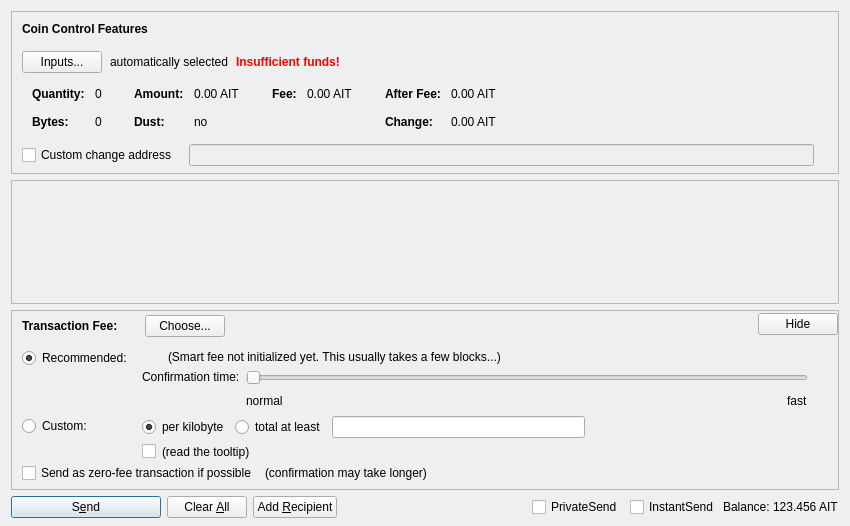
defland/bhpcore, file src/qt/forms/sendcoinsdialog.ui: the form before one commit.
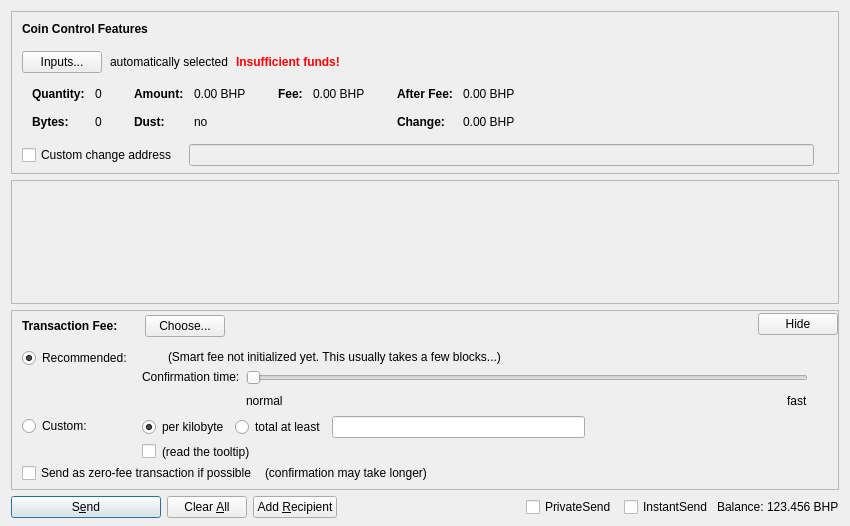
The form after the commit. Custom widgets are drawn as their Qt base class.

What changed in the file:
```diff
--- a/src/qt/forms/sendcoinsdialog.ui
+++ b/src/qt/forms/sendcoinsdialog.ui
@@ -324,7 +324,7 @@
                   <enum>Qt::ActionsContextMenu</enum>
                  </property>
                  <property name="text">
-                  <string notr="true">0.00 AIT</string>
+                  <string notr="true">0.00 BHP</string>
                  </property>
                  <property name="textInteractionFlags">
                   <set>Qt::LinksAccessibleByMouse|Qt::TextSelectableByKeyboard|Qt::TextSelectableByMouse</set>
@@ -404,7 +404,7 @@
                   <enum>Qt::ActionsContextMenu</enum>
                  </property>
                  <property name="text">
-                  <string notr="true">0.00 AIT</string>
+                  <string notr="true">0.00 BHP</string>
                  </property>
                  <property name="textInteractionFlags">
                   <set>Qt::LinksAccessibleByMouse|Qt::TextSelectableByKeyboard|Qt::TextSelectableByMouse</set>
@@ -455,7 +455,7 @@
                   <enum>Qt::ActionsContextMenu</enum>
                  </property>
                  <property name="text">
-                  <string notr="true">0.00 AIT</string>
+                  <string notr="true">0.00 BHP</string>
                  </property>
                  <property name="textInteractionFlags">
                   <set>Qt::LinksAccessibleByMouse|Qt::TextSelectableByKeyboard|Qt::TextSelectableByMouse</set>
@@ -484,7 +484,7 @@
                   <enum>Qt::ActionsContextMenu</enum>
                  </property>
                  <property name="text">
-                  <string notr="true">0.00 AIT</string>
+                  <string notr="true">0.00 BHP</string>
                  </property>
                  <property name="textInteractionFlags">
                   <set>Qt::LinksAccessibleByMouse|Qt::TextSelectableByKeyboard|Qt::TextSelectableByMouse</set>
@@ -1337,7 +1337,7 @@
           <cursorShape>IBeamCursor</cursorShape>
          </property>
          <property name="text">
-          <string notr="true">123.456 AIT</string>
+          <string notr="true">123.456 BHP</string>
          </property>
          <property name="textInteractionFlags">
           <set>Qt::LinksAccessibleByMouse|Qt::TextSelectableByKeyboard|Qt::TextSelectableByMouse</set>
```
